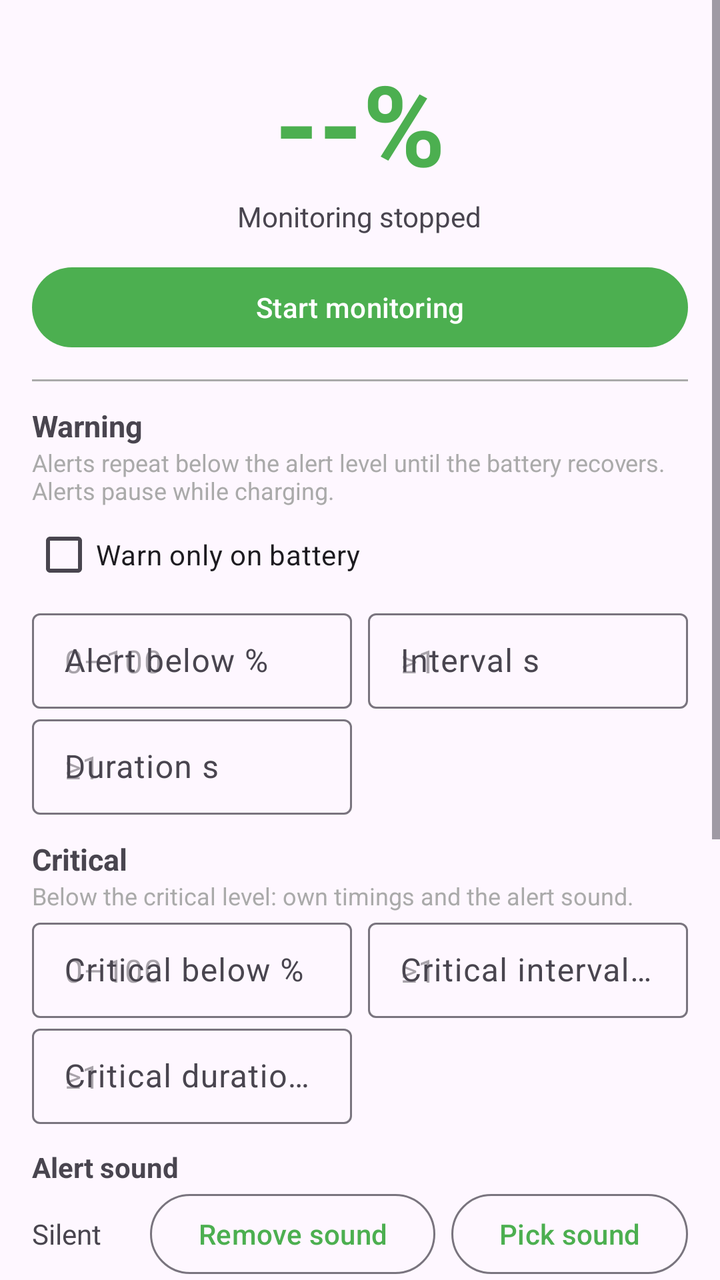
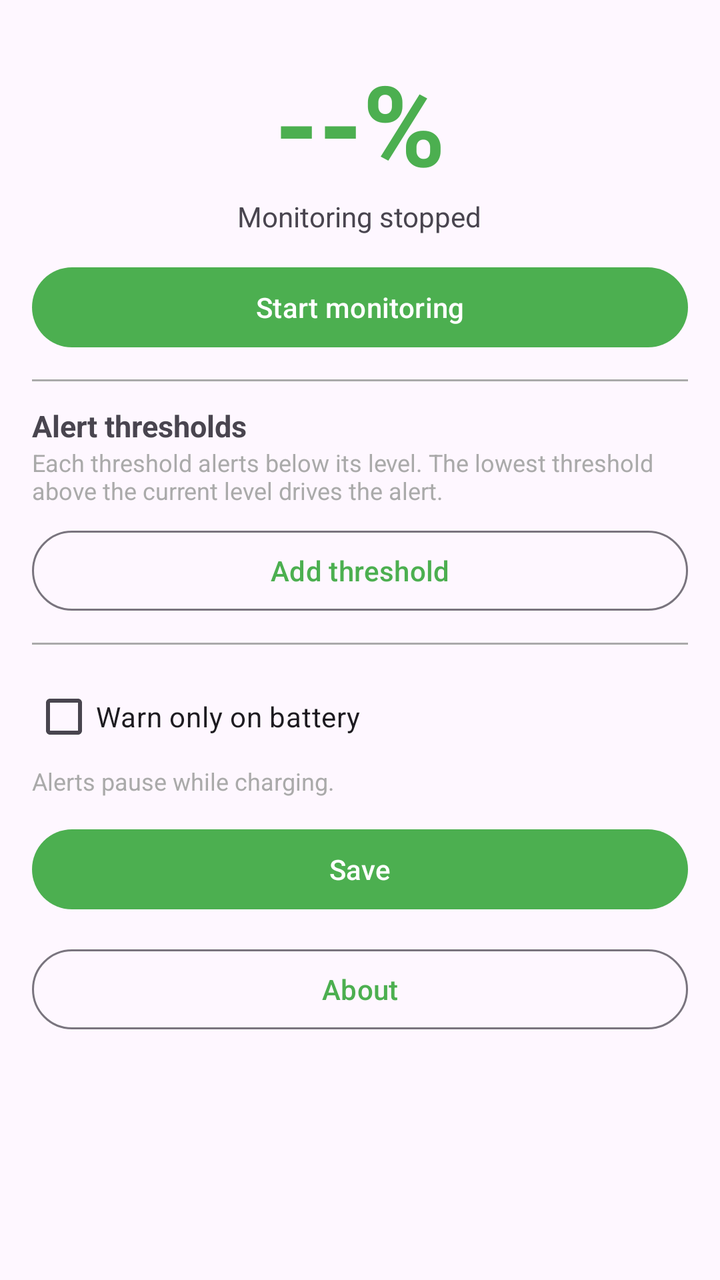

Compare the two renders of this Android layout. The source of the first and the diff that turns it into the second are given below.
<!-- AndroidManifest.xml: application theme Theme.BattWarn -->
<!-- res/layout/activity_main.xml -->
<?xml version="1.0" encoding="utf-8"?>
<ScrollView xmlns:android="http://schemas.android.com/apk/res/android"
    xmlns:app="http://schemas.android.com/apk/res-auto"
    android:layout_width="match_parent"
    android:layout_height="match_parent"
    android:fillViewport="true">

    <LinearLayout
        android:layout_width="match_parent"
        android:layout_height="wrap_content"
        android:orientation="vertical"
        android:padding="16dp">

        <TextView
            android:id="@+id/battery_text"
            android:layout_width="wrap_content"
            android:layout_height="wrap_content"
            android:layout_gravity="center"
            android:layout_marginTop="8dp"
            android:text="@string/battery_placeholder"
            android:textColor="@color/battery_green"
            android:textSize="56sp"
            android:textStyle="bold" />

        <TextView
            android:id="@+id/status_text"
            android:layout_width="wrap_content"
            android:layout_height="wrap_content"
            android:layout_gravity="center"
            android:text="@string/status_stopped"
            android:textSize="14sp" />

        <Button
            android:id="@+id/monitor_button"
            android:layout_width="match_parent"
            android:layout_height="wrap_content"
            android:layout_marginTop="12dp"
            android:text="@string/start_monitoring" />

        <View
            android:layout_width="match_parent"
            android:layout_height="1dp"
            android:layout_marginTop="12dp"
            android:layout_marginBottom="12dp"
            android:background="@android:color/darker_gray" />

        <TextView
            android:layout_width="wrap_content"
            android:layout_height="wrap_content"
            android:text="@string/warning_title"
            android:textSize="15sp"
            android:textStyle="bold" />

        <TextView
            android:layout_width="match_parent"
            android:layout_height="wrap_content"
            android:text="@string/note_warning"
            android:textColor="@android:color/darker_gray"
            android:textSize="12sp" />

        <com.google.android.material.checkbox.MaterialCheckBox
            android:id="@+id/warn_on_battery_check"
            android:layout_width="match_parent"
            android:layout_height="wrap_content"
            android:text="@string/warn_on_battery" />

        <LinearLayout
            android:layout_width="match_parent"
            android:layout_height="wrap_content"
            android:orientation="horizontal">

            <com.google.android.material.textfield.TextInputLayout
                style="@style/Widget.Material3.TextInputLayout.OutlinedBox.Dense"
                android:layout_width="0dp"
                android:layout_height="wrap_content"
                android:layout_marginEnd="8dp"
                android:layout_weight="1"
                android:hint="@string/label_alert">

                <com.google.android.material.textfield.TextInputEditText
                    android:id="@+id/alert_field"
                    android:layout_width="match_parent"
                    android:layout_height="wrap_content"
                    android:hint="@string/hint_percent"
                    android:inputType="number"
                    android:maxLines="1" />
            </com.google.android.material.textfield.TextInputLayout>

            <com.google.android.material.textfield.TextInputLayout
                style="@style/Widget.Material3.TextInputLayout.OutlinedBox.Dense"
                android:layout_width="0dp"
                android:layout_height="wrap_content"
                android:layout_weight="1"
                android:hint="@string/label_interval">

                <com.google.android.material.textfield.TextInputEditText
                    android:id="@+id/interval_field"
                    android:layout_width="match_parent"
                    android:layout_height="wrap_content"
                    android:hint="@string/hint_seconds_warning"
                    android:inputType="number"
                    android:maxLines="1" />
            </com.google.android.material.textfield.TextInputLayout>
        </LinearLayout>

        <LinearLayout
            android:layout_width="match_parent"
            android:layout_height="wrap_content"
            android:orientation="horizontal">

            <com.google.android.material.textfield.TextInputLayout
                style="@style/Widget.Material3.TextInputLayout.OutlinedBox.Dense"
                android:layout_width="0dp"
                android:layout_height="wrap_content"
                android:layout_marginEnd="8dp"
                android:layout_weight="1"
                android:hint="@string/label_duration">

                <com.google.android.material.textfield.TextInputEditText
                    android:id="@+id/duration_field"
                    android:layout_width="match_parent"
                    android:layout_height="wrap_content"
                    android:hint="@string/hint_seconds_duration"
                    android:inputType="number"
                    android:maxLines="1" />
            </com.google.android.material.textfield.TextInputLayout>

            <Space
                android:layout_width="0dp"
                android:layout_height="1dp"
                android:layout_weight="1" />
        </LinearLayout>

        <TextView
            android:layout_width="wrap_content"
            android:layout_height="wrap_content"
            android:layout_marginTop="12dp"
            android:text="@string/critical_title"
            android:textSize="15sp"
            android:textStyle="bold" />

        <TextView
            android:layout_width="match_parent"
            android:layout_height="wrap_content"
            android:text="@string/note_critical"
            android:textColor="@android:color/darker_gray"
            android:textSize="12sp" />

        <LinearLayout
            android:layout_width="match_parent"
            android:layout_height="wrap_content"
            android:orientation="horizontal">

            <com.google.android.material.textfield.TextInputLayout
                style="@style/Widget.Material3.TextInputLayout.OutlinedBox.Dense"
                android:layout_width="0dp"
                android:layout_height="wrap_content"
                android:layout_marginEnd="8dp"
                android:layout_weight="1"
                android:hint="@string/label_critical">

                <com.google.android.material.textfield.TextInputEditText
                    android:id="@+id/critical_field"
                    android:layout_width="match_parent"
                    android:layout_height="wrap_content"
                    android:hint="@string/hint_percent"
                    android:inputType="number"
                    android:maxLines="1" />
            </com.google.android.material.textfield.TextInputLayout>

            <com.google.android.material.textfield.TextInputLayout
                style="@style/Widget.Material3.TextInputLayout.OutlinedBox.Dense"
                android:layout_width="0dp"
                android:layout_height="wrap_content"
                android:layout_weight="1"
                android:hint="@string/label_critical_interval">

                <com.google.android.material.textfield.TextInputEditText
                    android:id="@+id/critical_interval_field"
                    android:layout_width="match_parent"
                    android:layout_height="wrap_content"
                    android:hint="@string/hint_seconds_warning"
                    android:inputType="number"
                    android:maxLines="1" />
            </com.google.android.material.textfield.TextInputLayout>
        </LinearLayout>

        <LinearLayout
            android:layout_width="match_parent"
            android:layout_height="wrap_content"
            android:orientation="horizontal">

            <com.google.android.material.textfield.TextInputLayout
                style="@style/Widget.Material3.TextInputLayout.OutlinedBox.Dense"
                android:layout_width="0dp"
                android:layout_height="wrap_content"
                android:layout_marginEnd="8dp"
                android:layout_weight="1"
                android:hint="@string/label_critical_duration">

                <com.google.android.material.textfield.TextInputEditText
                    android:id="@+id/critical_duration_field"
                    android:layout_width="match_parent"
                    android:layout_height="wrap_content"
                    android:hint="@string/hint_seconds_duration"
                    android:inputType="number"
                    android:maxLines="1" />
            </com.google.android.material.textfield.TextInputLayout>

            <Space
                android:layout_width="0dp"
                android:layout_height="1dp"
                android:layout_weight="1" />
        </LinearLayout>

        <TextView
            android:id="@+id/label_sound"
            android:layout_width="wrap_content"
            android:layout_height="wrap_content"
            android:layout_marginTop="12dp"
            android:text="@string/label_sound"
            android:textSize="14sp"
            android:textStyle="bold" />

        <LinearLayout
            android:layout_width="match_parent"
            android:layout_height="wrap_content"
            android:gravity="center_vertical"
            android:orientation="horizontal">

            <TextView
                android:id="@+id/sound_value"
                android:layout_width="0dp"
                android:layout_height="wrap_content"
                android:layout_weight="1"
                android:text="@string/sound_silent"
                android:textSize="14sp" />

            <Button
                android:id="@+id/remove_sound_button"
                style="@style/Widget.Material3.Button.OutlinedButton"
                android:layout_width="wrap_content"
                android:layout_height="wrap_content"
                android:text="@string/remove_sound" />

            <Button
                android:id="@+id/pick_sound_button"
                style="@style/Widget.Material3.Button.OutlinedButton"
                android:layout_width="wrap_content"
                android:layout_height="wrap_content"
                android:layout_marginStart="8dp"
                android:text="@string/pick_sound" />
        </LinearLayout>

        <com.google.android.material.checkbox.MaterialCheckBox
            android:id="@+id/override_silent_check"
            android:layout_width="match_parent"
            android:layout_height="wrap_content"
            android:text="@string/override_silent_dnd" />

        <TextView
            android:layout_width="match_parent"
            android:layout_height="wrap_content"
            android:text="@string/note_override_silent_dnd"
            android:textColor="@android:color/darker_gray"
            android:textSize="12sp" />

        <com.google.android.material.checkbox.MaterialCheckBox
            android:id="@+id/lock_screen_check"
            android:layout_width="match_parent"
            android:layout_height="wrap_content"
            android:text="@string/lock_screen_alert" />

        <TextView
            android:layout_width="match_parent"
            android:layout_height="wrap_content"
            android:text="@string/note_lock_screen_alert"
            android:textColor="@android:color/darker_gray"
            android:textSize="12sp" />

        <Button
            android:id="@+id/save_button"
            android:layout_width="match_parent"
            android:layout_height="wrap_content"
            android:layout_marginTop="12dp"
            android:text="@string/save_settings" />

        <Button
            android:id="@+id/about_button"
            style="@style/Widget.Material3.Button.OutlinedButton"
            android:layout_width="match_parent"
            android:layout_height="wrap_content"
            android:layout_marginTop="12dp"
            android:text="@string/about_button" />

    </LinearLayout>
</ScrollView>
<!-- resources referenced by this layout -->
<resources>
  <color name="battery_green">#4CAF50</color>
  <string name="about_button">About</string>
  <string name="battery_placeholder">--%</string>
  <string name="critical_title">Critical</string>
  <string name="hint_percent">0–100</string>
  <string name="hint_seconds_duration">≥1</string>
  <string name="hint_seconds_warning">≥1</string>
  <string name="label_alert">Alert below %</string>
  <string name="label_critical">Critical below %</string>
  <string name="label_critical_duration">Critical duration s</string>
  <string name="label_critical_interval">Critical interval s</string>
  <string name="label_duration">Duration s</string>
  <string name="label_interval">Interval s</string>
  <string name="label_sound">Alert sound</string>
  <string name="lock_screen_alert">Show alert on lock screen</string>
  <string name="note_critical">Below the critical level: own timings and the alert sound.</string>
  <string name="note_lock_screen_alert">Draws the alert over the lock screen while the display is on and the device is locked (uses the \"Display over other apps\" permission). The screen is never woken; with the display off the notification is the surface.</string>
  <string name="note_override_silent_dnd">Plays the critical sound on the alarm channel, so it is audible even with a silent ringer. A Do Not Disturb rule that also silences alarms still wins.</string>
  <string name="note_warning">Alerts repeat below the alert level until the battery recovers. Alerts pause while charging.</string>
  <string name="override_silent_dnd">Play critical sound in silent / Do Not Disturb</string>
  <string name="pick_sound">Pick sound</string>
  <string name="remove_sound">Remove sound</string>
  <string name="save_settings">Save</string>
  <string name="sound_silent">Silent</string>
  <string name="start_monitoring">Start monitoring</string>
  <string name="status_stopped">Monitoring stopped</string>
  <string name="warn_on_battery">Warn only on battery</string>
  <string name="warning_title">Warning</string>
  <style name="Theme.BattWarn" parent="Theme.Material3.DayNight">
          <item name="colorPrimary">@color/battery_green</item>
      </style>
</resources>

<!-- the commit's change to res/layout/activity_main.xml (unified diff, before → after) -->
@@ -47,16 +47,37 @@
         <TextView
             android:layout_width="wrap_content"
             android:layout_height="wrap_content"
-            android:text="@string/warning_title"
+            android:text="@string/thresholds_title"
             android:textSize="15sp"
             android:textStyle="bold" />
 
         <TextView
             android:layout_width="match_parent"
             android:layout_height="wrap_content"
-            android:text="@string/note_warning"
+            android:text="@string/note_thresholds"
             android:textColor="@android:color/darker_gray"
             android:textSize="12sp" />
+
+        <LinearLayout
+            android:id="@+id/thresholds_container"
+            android:layout_width="match_parent"
+            android:layout_height="wrap_content"
+            android:orientation="vertical" />
+
+        <Button
+            android:id="@+id/add_threshold_button"
+            style="@style/Widget.Material3.Button.OutlinedButton"
+            android:layout_width="match_parent"
+            android:layout_height="wrap_content"
+            android:layout_marginTop="8dp"
+            android:text="@string/add_threshold" />
+
+        <View
+            android:layout_width="match_parent"
+            android:layout_height="1dp"
+            android:layout_marginTop="12dp"
+            android:layout_marginBottom="12dp"
+            android:background="@android:color/darker_gray" />
 
         <com.google.android.material.checkbox.MaterialCheckBox
             android:id="@+id/warn_on_battery_check"
@@ -64,217 +85,10 @@
             android:layout_height="wrap_content"
             android:text="@string/warn_on_battery" />
 
-        <LinearLayout
-            android:layout_width="match_parent"
-            android:layout_height="wrap_content"
-            android:orientation="horizontal">
-
-            <com.google.android.material.textfield.TextInputLayout
-                style="@style/Widget.Material3.TextInputLayout.OutlinedBox.Dense"
-                android:layout_width="0dp"
-                android:layout_height="wrap_content"
-                android:layout_marginEnd="8dp"
-                android:layout_weight="1"
-                android:hint="@string/label_alert">
-
-                <com.google.android.material.textfield.TextInputEditText
-                    android:id="@+id/alert_field"
-                    android:layout_width="match_parent"
-                    android:layout_height="wrap_content"
-                    android:hint="@string/hint_percent"
-                    android:inputType="number"
-                    android:maxLines="1" />
-            </com.google.android.material.textfield.TextInputLayout>
-
-            <com.google.android.material.textfield.TextInputLayout
-                style="@style/Widget.Material3.TextInputLayout.OutlinedBox.Dense"
-                android:layout_width="0dp"
-                android:layout_height="wrap_content"
-                android:layout_weight="1"
-                android:hint="@string/label_interval">
-
-                <com.google.android.material.textfield.TextInputEditText
-                    android:id="@+id/interval_field"
-                    android:layout_width="match_parent"
-                    android:layout_height="wrap_content"
-                    android:hint="@string/hint_seconds_warning"
-                    android:inputType="number"
-                    android:maxLines="1" />
-            </com.google.android.material.textfield.TextInputLayout>
-        </LinearLayout>
-
-        <LinearLayout
-            android:layout_width="match_parent"
-            android:layout_height="wrap_content"
-            android:orientation="horizontal">
-
-            <com.google.android.material.textfield.TextInputLayout
-                style="@style/Widget.Material3.TextInputLayout.OutlinedBox.Dense"
-                android:layout_width="0dp"
-                android:layout_height="wrap_content"
-                android:layout_marginEnd="8dp"
-                android:layout_weight="1"
-                android:hint="@string/label_duration">
-
-                <com.google.android.material.textfield.TextInputEditText
-                    android:id="@+id/duration_field"
-                    android:layout_width="match_parent"
-                    android:layout_height="wrap_content"
-                    android:hint="@string/hint_seconds_duration"
-                    android:inputType="number"
-                    android:maxLines="1" />
-            </com.google.android.material.textfield.TextInputLayout>
-
-            <Space
-                android:layout_width="0dp"
-                android:layout_height="1dp"
-                android:layout_weight="1" />
-        </LinearLayout>
-
-        <TextView
-            android:layout_width="wrap_content"
-            android:layout_height="wrap_content"
-            android:layout_marginTop="12dp"
-            android:text="@string/critical_title"
-            android:textSize="15sp"
-            android:textStyle="bold" />
-
         <TextView
             android:layout_width="match_parent"
             android:layout_height="wrap_content"
-            android:text="@string/note_critical"
-            android:textColor="@android:color/darker_gray"
-            android:textSize="12sp" />
-
-        <LinearLayout
-            android:layout_width="match_parent"
-            android:layout_height="wrap_content"
-            android:orientation="horizontal">
-
-            <com.google.android.material.textfield.TextInputLayout
-                style="@style/Widget.Material3.TextInputLayout.OutlinedBox.Dense"
-                android:layout_width="0dp"
-                android:layout_height="wrap_content"
-                android:layout_marginEnd="8dp"
-                android:layout_weight="1"
-                android:hint="@string/label_critical">
-
-                <com.google.android.material.textfield.TextInputEditText
-                    android:id="@+id/critical_field"
-                    android:layout_width="match_parent"
-                    android:layout_height="wrap_content"
-                    android:hint="@string/hint_percent"
-                    android:inputType="number"
-                    android:maxLines="1" />
-            </com.google.android.material.textfield.TextInputLayout>
-
-            <com.google.android.material.textfield.TextInputLayout
-                style="@style/Widget.Material3.TextInputLayout.OutlinedBox.Dense"
-                android:layout_width="0dp"
-                android:layout_height="wrap_content"
-                android:layout_weight="1"
-                android:hint="@string/label_critical_interval">
-
-                <com.google.android.material.textfield.TextInputEditText
-                    android:id="@+id/critical_interval_field"
-                    android:layout_width="match_parent"
-                    android:layout_height="wrap_content"
-                    android:hint="@string/hint_seconds_warning"
-                    android:inputType="number"
-                    android:maxLines="1" />
-            </com.google.android.material.textfield.TextInputLayout>
-        </LinearLayout>
-
-        <LinearLayout
-            android:layout_width="match_parent"
-            android:layout_height="wrap_content"
-            android:orientation="horizontal">
-
-            <com.google.android.material.textfield.TextInputLayout
-                style="@style/Widget.Material3.TextInputLayout.OutlinedBox.Dense"
-                android:layout_width="0dp"
-                android:layout_height="wrap_content"
-                android:layout_marginEnd="8dp"
-                android:layout_weight="1"
-                android:hint="@string/label_critical_duration">
-
-                <com.google.android.material.textfield.TextInputEditText
-                    android:id="@+id/critical_duration_field"
-                    android:layout_width="match_parent"
-                    android:layout_height="wrap_content"
-                    android:hint="@string/hint_seconds_duration"
-                    android:inputType="number"
-                    android:maxLines="1" />
-            </com.google.android.material.textfield.TextInputLayout>
-
-            <Space
-                android:layout_width="0dp"
-                android:layout_height="1dp"
-                android:layout_weight="1" />
-        </LinearLayout>
-
-        <TextView
-            android:id="@+id/label_sound"
-            android:layout_width="wrap_content"
-            android:layout_height="wrap_content"
-            android:layout_marginTop="12dp"
-            android:text="@string/label_sound"
-            android:textSize="14sp"
-            android:textStyle="bold" />
-
-        <LinearLayout
-            android:layout_width="match_parent"
-            android:layout_height="wrap_content"
-            android:gravity="center_vertical"
-            android:orientation="horizontal">
-
-            <TextView
-                android:id="@+id/sound_value"
-                android:layout_width="0dp"
-                android:layout_height="wrap_content"
-                android:layout_weight="1"
-                android:text="@string/sound_silent"
-                android:textSize="14sp" />
-
-            <Button
-                android:id="@+id/remove_sound_button"
-                style="@style/Widget.Material3.Button.OutlinedButton"
-                android:layout_width="wrap_content"
-                android:layout_height="wrap_content"
-                android:text="@string/remove_sound" />
-
-            <Button
-                android:id="@+id/pick_sound_button"
-                style="@style/Widget.Material3.Button.OutlinedButton"
-                android:layout_width="wrap_content"
-                android:layout_height="wrap_content"
-                android:layout_marginStart="8dp"
-                android:text="@string/pick_sound" />
-        </LinearLayout>
-
-        <com.google.android.material.checkbox.MaterialCheckBox
-            android:id="@+id/override_silent_check"
-            android:layout_width="match_parent"
-            android:layout_height="wrap_content"
-            android:text="@string/override_silent_dnd" />
-
-        <TextView
-            android:layout_width="match_parent"
-            android:layout_height="wrap_content"
-            android:text="@string/note_override_silent_dnd"
-            android:textColor="@android:color/darker_gray"
-            android:textSize="12sp" />
-
-        <com.google.android.material.checkbox.MaterialCheckBox
-            android:id="@+id/lock_screen_check"
-            android:layout_width="match_parent"
-            android:layout_height="wrap_content"
-            android:text="@string/lock_screen_alert" />
-
-        <TextView
-            android:layout_width="match_parent"
-            android:layout_height="wrap_content"
-            android:text="@string/note_lock_screen_alert"
+            android:text="@string/note_warn_on_battery"
             android:textColor="@android:color/darker_gray"
             android:textSize="12sp" />
 
<!-- resource entries referenced after the edit -->
@@ -2,32 +2,15 @@
 <resources>
   <color name="battery_green">#4CAF50</color>
   <string name="about_button">About</string>
+  <string name="add_threshold">Add threshold</string>
   <string name="battery_placeholder">--%</string>
-  <string name="critical_title">Critical</string>
-  <string name="hint_percent">0–100</string>
-  <string name="hint_seconds_duration">≥1</string>
-  <string name="hint_seconds_warning">≥1</string>
-  <string name="label_alert">Alert below %</string>
-  <string name="label_critical">Critical below %</string>
-  <string name="label_critical_duration">Critical duration s</string>
-  <string name="label_critical_interval">Critical interval s</string>
-  <string name="label_duration">Duration s</string>
-  <string name="label_interval">Interval s</string>
-  <string name="label_sound">Alert sound</string>
-  <string name="lock_screen_alert">Show alert on lock screen</string>
-  <string name="note_critical">Below the critical level: own timings and the alert sound.</string>
-  <string name="note_lock_screen_alert">Draws the alert over the lock screen while the display is on and the device is locked (uses the \"Display over other apps\" permission). The screen is never woken; with the display off the notification is the surface.</string>
-  <string name="note_override_silent_dnd">Plays the critical sound on the alarm channel, so it is audible even with a silent ringer. A Do Not Disturb rule that also silences alarms still wins.</string>
-  <string name="note_warning">Alerts repeat below the alert level until the battery recovers. Alerts pause while charging.</string>
-  <string name="override_silent_dnd">Play critical sound in silent / Do Not Disturb</string>
-  <string name="pick_sound">Pick sound</string>
-  <string name="remove_sound">Remove sound</string>
+  <string name="note_thresholds">Each threshold alerts below its level. The lowest threshold above the current level drives the alert.</string>
+  <string name="note_warn_on_battery">Alerts pause while charging.</string>
   <string name="save_settings">Save</string>
-  <string name="sound_silent">Silent</string>
   <string name="start_monitoring">Start monitoring</string>
   <string name="status_stopped">Monitoring stopped</string>
+  <string name="thresholds_title">Alert thresholds</string>
   <string name="warn_on_battery">Warn only on battery</string>
-  <string name="warning_title">Warning</string>
   <style name="Theme.BattWarn" parent="Theme.Material3.DayNight">
           <item name="colorPrimary">@color/battery_green</item>
       </style>
